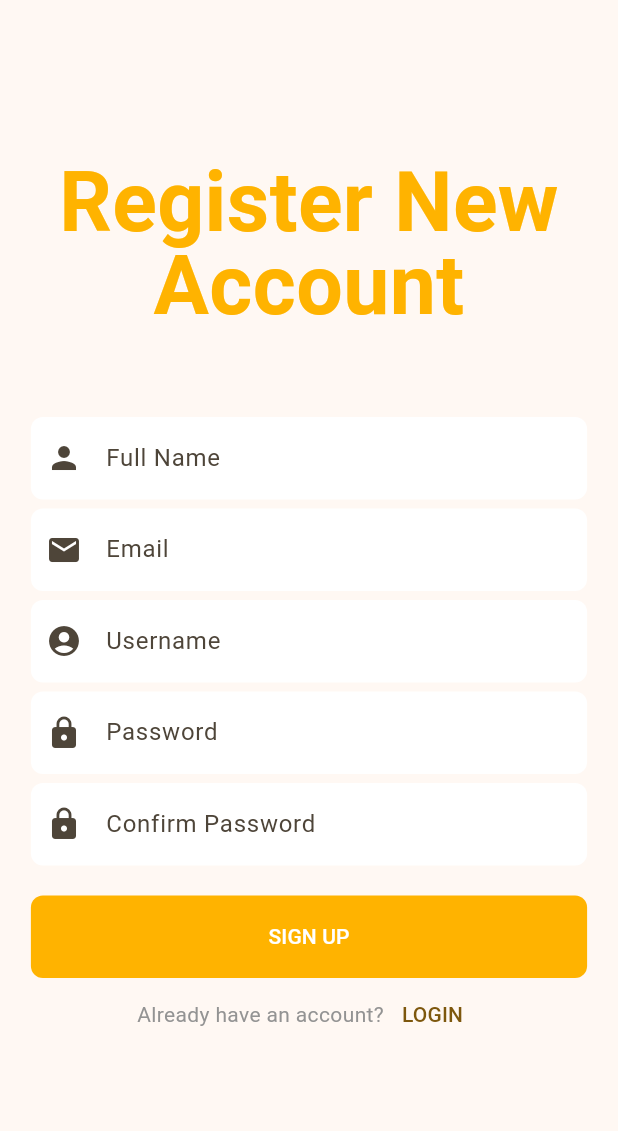
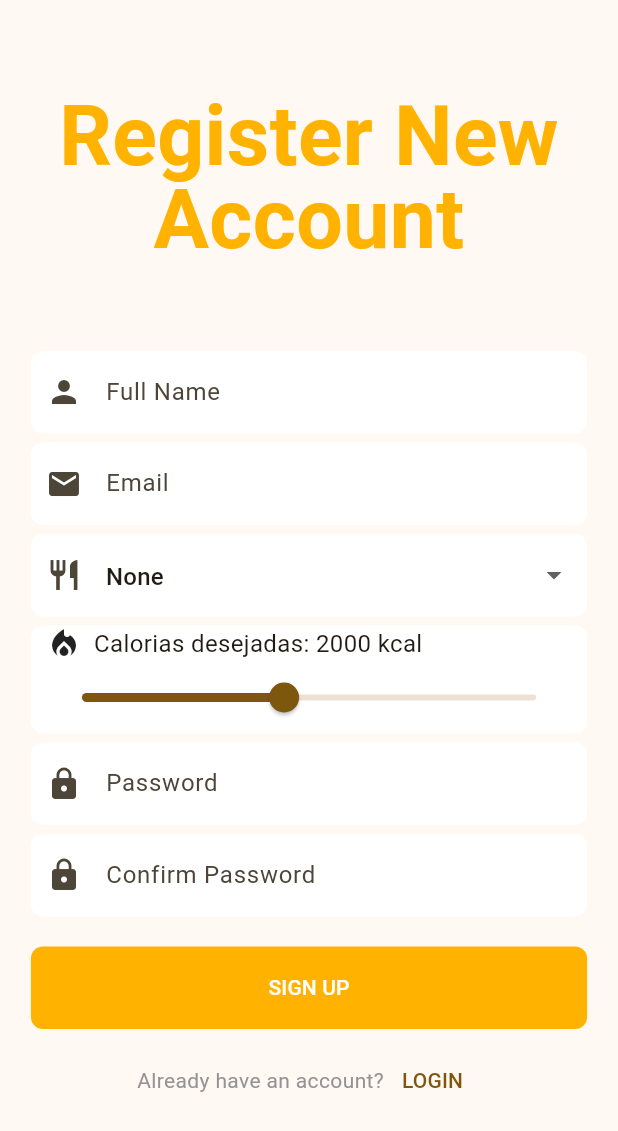
Before and after one commit to lucas-romeiro/dam-project, a Flutter app: the SignupScreen screen opened directly, on a phone screen of 412 x 824 dp. Shown: the top 1131 px of the screen. Run offline on Flutter 3.47's test engine with Material 3 defaults, Android fonts, the light colour scheme and no system bars; our stand-ins replace shared_preferences, smooth_page_indicator, sqflite; accounts and stored records are empty.

Commit message:
refactor: remove username and update model to use email

```diff
--- a/lib/features/authentication/data/auth_reposity.dart
+++ b/lib/features/authentication/data/auth_reposity.dart
@@ -15,9 +15,10 @@ class AuthReposity {
     CREATE TABLE $_tableName (
       id INTEGER PRIMARY KEY AUTOINCREMENT,
       fullName TEXT NOT NULL,
-      email TEXT NOT NULL,
-      username TEXT UNIQUE NOT NULL,
-      password TEXT NOT NULL
+      email TEXT UNIQUE NOT NULL,
+      password TEXT NOT NULL,
+      diet TEXT,
+      calories INTEGER
     )
   ''';
 
@@ -54,8 +55,8 @@ class AuthReposity {
 
     final result = await db.query(
       _tableName,
-      where: 'username = ? AND password = ?',
-      whereArgs: [user.username, hashedPassword],
+      where: 'email = ? AND password = ?',
+      whereArgs: [user.email, hashedPassword],
     );
 
     return result.isNotEmpty;
@@ -70,27 +71,49 @@ class AuthReposity {
     return await db.insert(_tableName, userMap);
   }
 
-  // Busca usuário pelo nome de usuário
-  Future<User?> getUser(String username) async {
+  // Busca usuário pelo email
+  Future<User?> getUser(String email) async {
     final db = await database;
 
     final result = await db.query(
       _tableName,
-      where: 'username = ?',
-      whereArgs: [username],
+      where: 'email = ?',
+      whereArgs: [email],
     );
 
     return result.isNotEmpty ? User.fromMap(result.first) : null;
   }
 
-  // (Opcional) Verifica se nome de usuário já existe
-  Future<bool> usernameExists(String username) async {
+  // Verifica se email já existe
+  Future<bool> emailExists(String email) async {
     final db = await database;
     final result = await db.query(
       _tableName,
-      where: 'username = ?',
-      whereArgs: [username],
+      where: 'email = ?',
+      whereArgs: [email],
     );
     return result.isNotEmpty;
   }
+
+  // Função para atualizar os dados do usuário
+  Future<int> updateUser(User user) async {
+    final db = await database;
+
+    // Criação do mapa de dados para atualização
+    final userMap = {
+      'fullName': user.fullName,
+      'email': user.email,
+      'diet': user.diet,
+      'calories': user.calories,
+    };
+
+    // Atualização do usuário no banco de dados
+    return await db.update(
+      _tableName,
+      userMap,
+      where:
+          'email = ?', // Usando o `email` como referência para identificar o usuário
+      whereArgs: [user.email],
+    );
+  }
 }
--- a/lib/features/authentication/model/user_model.dart
+++ b/lib/features/authentication/model/user_model.dart
@@ -1,55 +1,39 @@
-import 'dart:convert';
-
-// Converters
-User userFromJson(String str) => User.fromJson(json.decode(str));
-String userToJson(User data) => json.encode(data.toJson());
-
 class User {
   final int? id;
-  final String? fullName;
-  final String? email;
-  final String username;
+  final String fullName;
+  final String email; // agora o email é único
   final String password;
+  final String? diet;
+  final int? calories;
 
   User({
     this.id,
-    this.fullName,
-    this.email,
-    required this.username,
+    required this.fullName,
+    required this.email,
     required this.password,
+    this.diet,
+    this.calories,
   });
 
-  // Para salvar no banco
-  Map<String, dynamic> toMap() => {
+  Map<String, dynamic> toMap() {
+    return {
       'id': id,
       'fullName': fullName,
       'email': email,
-    'username': username,
       'password': password,
+      'diet': diet,
+      'calories': calories,
     };
+  }
 
-  factory User.fromMap(Map<String, dynamic> map) => User(
+  factory User.fromMap(Map<String, dynamic> map) {
+    return User(
       id: map['id'],
       fullName: map['fullName'],
       email: map['email'],
-    username: map['username'],
       password: map['password'],
-  );
-
-  // Para JSON (opcionalmente escondendo a senha)
-  Map<String, dynamic> toJson() => {
-    'id': id,
-    'fullName': fullName,
-    'email': email,
-    'username': username,
-    // 'password': password, // Opcional: não incluir
-  };
-
-  factory User.fromJson(Map<String, dynamic> json) => User(
-    id: json['id'],
-    fullName: json['fullName'],
-    email: json['email'],
-    username: json['username'],
-    password: json['password'],
+      diet: map['diet'],
+      calories: map['calories'],
     );
   }
+}
--- a/lib/features/authentication/screen/login_screen.dart
+++ b/lib/features/authentication/screen/login_screen.dart
@@ -18,7 +18,7 @@ class LoginScreen extends StatefulWidget {
 }
 
 class _LoginScreenState extends State<LoginScreen> {
-  final userName = TextEditingController();
+  final email = TextEditingController(); // Alterado de username para email
   final password = TextEditingController();
 
   bool isChecked = false;
@@ -58,9 +58,9 @@ class _LoginScreenState extends State<LoginScreen> {
 
                   // Input text area
                   InputField(
-                    hint: "Username",
-                    icon: Icons.account_circle,
-                    controller: userName,
+                    hint: "Email", // Alterado de Username para Email
+                    icon: Icons.email,
+                    controller: email, // Alterado para email
                   ),
                   const SizedBox(height: 6),
                   InputField(
@@ -91,11 +91,14 @@ class _LoginScreenState extends State<LoginScreen> {
                       return Button(
                         label: "Login",
                         press: () async {
-                          User? userDetails = await db.getUser(userName.text);
+                          User? userDetails = await db.getUser(
+                            email.text,
+                          ); // Alterado de username para email
 
                           final res = await db.authenticate(
                             User(
-                              username: userName.text,
+                              fullName: "",
+                              email: email.text, // Alterado para email
                               password: password.text,
                             ),
                           );
@@ -149,7 +152,7 @@ class _LoginScreenState extends State<LoginScreen> {
                   // Error message
                   isLoginTrue
                       ? const Text(
-                        "Username or Password is incorrect",
+                        "Email or Password is incorrect",
                         style: TextStyle(color: AppColors.error),
                       )
                       : const SizedBox(),
--- a/lib/features/authentication/screen/profile_screen.dart
+++ b/lib/features/authentication/screen/profile_screen.dart
@@ -19,6 +19,7 @@ class ProfileScreen extends StatelessWidget {
           child: Column(
             mainAxisAlignment: MainAxisAlignment.center,
             children: [
+              // Avatar
               CircleAvatar(
                 backgroundColor: AppColors.primary,
                 radius: 78,
@@ -31,6 +32,7 @@ class ProfileScreen extends StatelessWidget {
               ),
               const SizedBox(height: 10),
 
+              // Nome e Email
               Text(
                 profile?.fullName ?? "",
                 style: const TextStyle(fontSize: 25, color: AppColors.primary),
@@ -41,6 +43,7 @@ class ProfileScreen extends StatelessWidget {
               ),
               const SizedBox(height: 10),
 
+              // Botão de logout
               Consumer<AuthController>(
                 builder: (context, AuthController notifier, child) {
                   return Button(
@@ -52,6 +55,7 @@ class ProfileScreen extends StatelessWidget {
                 },
               ),
 
+              // Lista de informações
               ListTile(
                 leading: const Icon(Icons.person, size: 30),
                 subtitle: const Text("Full Name"),
@@ -62,10 +66,16 @@ class ProfileScreen extends StatelessWidget {
                 subtitle: const Text("Email"),
                 title: Text(profile?.email ?? ""),
               ),
+
               ListTile(
-                leading: const Icon(Icons.account_circle, size: 30),
-                subtitle: const Text("Username"),
-                title: Text(profile?.username ?? ""),
+                leading: const Icon(Icons.restaurant, size: 30),
+                subtitle: const Text("Diet"),
+                title: Text(profile?.diet ?? ""),
+              ),
+              ListTile(
+                leading: const Icon(Icons.local_fire_department, size: 30),
+                subtitle: const Text("Target Calories"),
+                title: Text(profile?.calories.toString() ?? "2000"),
               ),
             ],
           ),
--- a/lib/features/authentication/screen/signup_screen.dart
+++ b/lib/features/authentication/screen/signup_screen.dart
@@ -1,6 +1,8 @@
 import 'package:flutter/material.dart';
 import 'package:dam_project/common/widgets/button.dart';
 import 'package:dam_project/common/widgets/textfield.dart';
+import 'package:dam_project/features/authentication/screen/widgets/diet_dropdown.dart';
+import 'package:dam_project/features/authentication/screen/widgets/calorie_slider.dart';
 import 'package:dam_project/features/authentication/data/auth_reposity.dart';
 import 'package:dam_project/features/authentication/model/user_model.dart';
 import 'package:dam_project/features/authentication/screen/login_screen.dart';
@@ -17,15 +19,25 @@ class SignupScreen extends StatefulWidget {
 class _SignupScreenState extends State<SignupScreen> {
   final fullName = TextEditingController();
   final email = TextEditingController();
-  final userName = TextEditingController();
+  final diet = TextEditingController(text: 'None');
+  final calories = TextEditingController(text: '2000');
   final password = TextEditingController();
   final confirmPassword = TextEditingController();
+
   bool isUserExist = false;
 
   final db = AuthReposity();
 
   signUp() async {
-    bool userExist = await db.usernameExists(userName.text);
+    // Verifica se senha e confirmação batem
+    if (password.text != confirmPassword.text) {
+      ScaffoldMessenger.of(
+        context,
+      ).showSnackBar(const SnackBar(content: Text("Passwords do not match")));
+      return;
+    }
+
+    bool userExist = await db.emailExists(email.text);
 
     if (userExist) {
       setState(() {
@@ -36,8 +48,9 @@ class _SignupScreenState extends State<SignupScreen> {
         User(
           fullName: fullName.text,
           email: email.text,
-          username: userName.text,
           password: password.text,
+          diet: diet.text,
+          calories: int.tryParse(calories.text) ?? 2000,
         ),
       );
 
@@ -68,9 +81,9 @@ class _SignupScreenState extends State<SignupScreen> {
                 mainAxisAlignment: MainAxisAlignment.center,
                 children: [
                   // Page Title
-                  Padding(
-                    padding: const EdgeInsets.symmetric(horizontal: 20),
-                    child: const Text(
+                  const Padding(
+                    padding: EdgeInsets.symmetric(horizontal: 20),
+                    child: Text(
                       "Register New Account",
                       style: TextStyle(
                         color: AppColors.primary,
@@ -83,25 +96,43 @@ class _SignupScreenState extends State<SignupScreen> {
                   ),
                   const SizedBox(height: 60),
 
-                  // InputField Area
+                  // Input Fields
                   InputField(
                     hint: "Full Name",
                     icon: Icons.person,
                     controller: fullName,
                   ),
                   const SizedBox(height: 6),
+
                   InputField(
                     hint: "Email",
                     icon: Icons.email,
                     controller: email,
                   ),
                   const SizedBox(height: 6),
-                  InputField(
-                    hint: "Username",
-                    icon: Icons.account_circle,
-                    controller: userName,
+
+                  // Diet Dropdown
+                  DietDropdown(
+                    diets: [
+                      'None',
+                      'Gluten Free',
+                      'Ketogenic',
+                      'Lacto-Vegetarian',
+                      'Ovo-Vegetarian',
+                      'Vegan',
+                      'Pescetarian',
+                      'Paleo',
+                      'Primal',
+                      'Whole30',
+                    ],
+                    controller: diet,
                   ),
                   const SizedBox(height: 6),
+
+                  // Calories Slider
+                  CalorieSlider(controller: calories),
+                  const SizedBox(height: 6),
+
                   InputField(
                     hint: "Password",
                     icon: Icons.lock,
@@ -109,6 +140,7 @@ class _SignupScreenState extends State<SignupScreen> {
                     passwordInvisible: true,
                   ),
                   const SizedBox(height: 6),
+
                   InputField(
                     hint: "Confirm Password",
                     icon: Icons.lock,
@@ -117,12 +149,9 @@ class _SignupScreenState extends State<SignupScreen> {
                   ),
                   const SizedBox(height: 20),
 
-                  Button(
-                    label: "SIGN UP",
-                    press: () {
-                      signUp();
-                    },
-                  ),
+                  // Sign Up Button
+                  Button(label: "SIGN UP", press: signUp),
+                  const SizedBox(height: 10),
 
                   Row(
                     mainAxisAlignment: MainAxisAlignment.center,
@@ -145,12 +174,14 @@ class _SignupScreenState extends State<SignupScreen> {
                     ],
                   ),
 
-                  isUserExist
-                      ? const Text(
+                  if (isUserExist)
+                    const Padding(
+                      padding: EdgeInsets.only(top: 8),
+                      child: Text(
                         "User already exists, please enter another username",
                         style: TextStyle(color: AppColors.error),
-                      )
-                      : const SizedBox(),
+                      ),
+                    ),
                 ],
               ),
             ),
--- /dev/null
+++ b/lib/features/authentication/screen/widgets/calorie_slider.dart
@@ -0,0 +1,61 @@
+import 'package:flutter/material.dart';
+
+class CalorieSlider extends StatefulWidget {
+  final TextEditingController controller;
+
+  const CalorieSlider({super.key, required this.controller});
+
+  @override
+  State<CalorieSlider> createState() => _CalorieSliderState();
+}
+
+class _CalorieSliderState extends State<CalorieSlider> {
+  late double _calories;
+
+  @override
+  void initState() {
+    super.initState();
+    _calories = double.tryParse(widget.controller.text) ?? 2000;
+  }
+
+  @override
+  Widget build(BuildContext context) {
+    return Container(
+      padding: const EdgeInsets.symmetric(horizontal: 10),
+      width: MediaQuery.of(context).size.width * 0.9,
+      decoration: BoxDecoration(
+        color: Colors.white,
+        borderRadius: BorderRadius.circular(8),
+      ),
+      child: Column(
+        children: [
+          Row(
+            children: [
+              const Icon(Icons.local_fire_department),
+              const SizedBox(width: 8),
+              Expanded(
+                child: Text(
+                  "Calorias desejadas: ${_calories.toInt()} kcal",
+                  style: const TextStyle(fontSize: 16),
+                ),
+              ),
+            ],
+          ),
+          Slider(
+            value: _calories,
+            min: 0,
+            max: 4500,
+            divisions: 90,
+            label: _calories.toInt().toString(),
+            onChanged: (value) {
+              setState(() {
+                _calories = value;
+                widget.controller.text = value.toInt().toString();
+              });
+            },
+          ),
+        ],
+      ),
+    );
+  }
+}
--- /dev/null
+++ b/lib/features/authentication/screen/widgets/diet_dropdown.dart
@@ -0,0 +1,43 @@
+import 'package:flutter/material.dart';
+
+class DietDropdown extends StatelessWidget {
+  final List<String> diets;
+  final TextEditingController controller;
+
+  const DietDropdown({
+    super.key,
+    required this.diets,
+    required this.controller,
+  });
+
+  @override
+  Widget build(BuildContext context) {
+    return Container(
+      padding: const EdgeInsets.symmetric(horizontal: 10),
+      width: MediaQuery.of(context).size.width * 0.9,
+      height: 55,
+      decoration: BoxDecoration(
+        color: Colors.white,
+        borderRadius: BorderRadius.circular(8),
+      ),
+      child: Center(
+        child: DropdownButtonFormField<String>(
+          value: controller.text.isNotEmpty ? controller.text : null,
+          icon: const Icon(Icons.arrow_drop_down),
+          decoration: const InputDecoration(
+            border: InputBorder.none,
+            icon: Icon(Icons.restaurant),
+            hintText: 'Select a diet',
+          ),
+          items:
+              diets.map((diet) {
+                return DropdownMenuItem<String>(value: diet, child: Text(diet));
+              }).toList(),
+          onChanged: (value) {
+            controller.text = value ?? '';
+          },
+        ),
+      ),
+    );
+  }
+}
```
Lines whose indentation alone changed are shown as unchanged.
